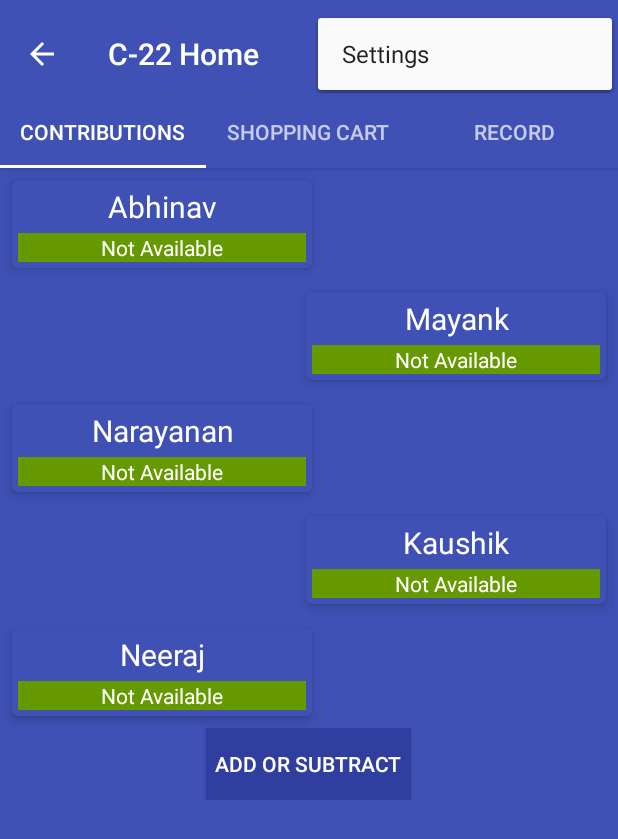
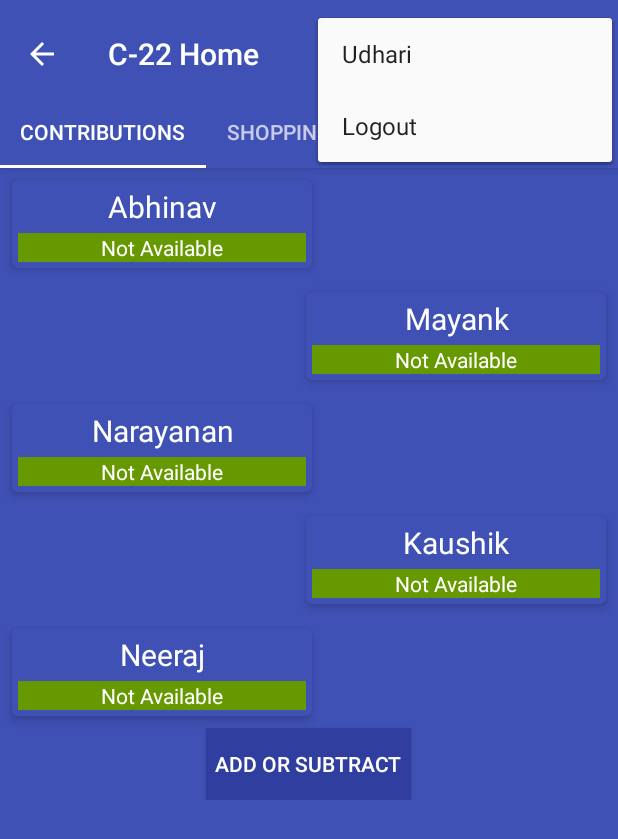
Before and after one commit to durzoflint/C-22, an Android app: the FragmentContributionsClass screen opened directly, with no data from a screen before it, with the options menu open, on a phone screen of 412 x 824 dp. Shown: the top 839 px of the screen. Run offline under Robolectric (Android 15) with nearby library versions, the phone set to English and light mode, and no system bars.

Commit message:
Cleaned Code

```diff
--- a/app/src/main/java/aaa/c_22/FragmentContributionsClass.java
+++ b/app/src/main/java/aaa/c_22/FragmentContributionsClass.java
@@ -70,7 +70,6 @@ public class FragmentContributionsClass extends Fragment implements View.OnClick
     }
     private class UpdateContributions extends AsyncTask<String,Void,Void> {
         String webPage="",baseUrl="http://srmvdpauditorium.in/aaa/c-22/",name=username;
-        int id=0;
         ProgressDialog progressDialog;
         @Override
         protected void onPreExecute(){
--- a/app/src/main/java/aaa/c_22/HomeActivity.java
+++ b/app/src/main/java/aaa/c_22/HomeActivity.java
@@ -1,28 +1,22 @@
 package aaa.c_22;
 
+import android.content.DialogInterface;
 import android.content.Intent;
 import android.support.design.widget.TabLayout;
-import android.support.design.widget.FloatingActionButton;
-import android.support.design.widget.Snackbar;
+import android.support.v7.app.AlertDialog;
 import android.support.v7.app.AppCompatActivity;
+import android.support.v7.view.ContextThemeWrapper;
 import android.support.v7.widget.Toolbar;
-
 import android.support.v4.app.Fragment;
 import android.support.v4.app.FragmentManager;
 import android.support.v4.app.FragmentPagerAdapter;
 import android.support.v4.view.ViewPager;
 import android.os.Bundle;
-import android.view.LayoutInflater;
 import android.view.Menu;
 import android.view.MenuItem;
-import android.view.View;
-import android.view.ViewGroup;
-
-import android.widget.TextView;
+import android.widget.Toast;
 
 public class HomeActivity extends AppCompatActivity {
-    private SectionsPagerAdapter mSectionsPagerAdapter;
-    private ViewPager mViewPager;
     static String username;
     @Override
     protected void onCreate(Bundle savedInstanceState) {
@@ -33,8 +27,8 @@ public class HomeActivity extends AppCompatActivity {
         Toolbar toolbar = (Toolbar) findViewById(R.id.toolbar);
         setSupportActionBar(toolbar);
         getSupportActionBar().setDisplayHomeAsUpEnabled(true);
-        mSectionsPagerAdapter = new SectionsPagerAdapter(getSupportFragmentManager());
-        mViewPager = (ViewPager) findViewById(R.id.container);
+        SectionsPagerAdapter mSectionsPagerAdapter = new SectionsPagerAdapter(getSupportFragmentManager());
+        ViewPager mViewPager = (ViewPager) findViewById(R.id.container);
         mViewPager.setAdapter(mSectionsPagerAdapter);
         TabLayout tabLayout = (TabLayout) findViewById(R.id.tabs);
         tabLayout.setupWithViewPager(mViewPager);
@@ -47,28 +41,31 @@ public class HomeActivity extends AppCompatActivity {
     @Override
     public boolean onOptionsItemSelected(MenuItem item) {
         int id = item.getItemId();
-        if (id == R.id.action_settings) {
-            return true;
+        switch (id)
+        {
+            case R.id.udhari:
+                Toast.makeText(this, "Abhi kaam chal raha hai", Toast.LENGTH_LONG).show();
+                return true;
+            case R.id.logout:
+                logout();
+                return true;
         }
 
         return super.onOptionsItemSelected(item);
     }
-    public class SectionsPagerAdapter extends FragmentPagerAdapter {
-        public SectionsPagerAdapter(FragmentManager fm) {
+    private class SectionsPagerAdapter extends FragmentPagerAdapter {
+        SectionsPagerAdapter(FragmentManager fm) {
             super(fm);
         }
         @Override
         public Fragment getItem(int position) {
             switch (position) {
                 case 0:
-                    FragmentContributionsClass fcc=new FragmentContributionsClass();
-                    return fcc;
+                    return new FragmentContributionsClass();
                 case 1:
-                    FragmentShoppingCartClass fscc=new FragmentShoppingCartClass();
-                    return fscc;
+                    return new FragmentShoppingCartClass();
                 case 2:
-                    FragmentRecordClass frc=new FragmentRecordClass();
-                    return frc;
+                    return new FragmentRecordClass();
             }
             return null;
         }
@@ -89,4 +86,23 @@ public class HomeActivity extends AppCompatActivity {
             return null;
         }
     }
+
+    @Override
+    public void onBackPressed() {
+        logout();
+    }
+    private void logout(){
+        new AlertDialog.Builder(new ContextThemeWrapper(this, R.style.MyDialogTheme2))
+                .setTitle("Really Logout?")
+                .setMessage("\nAre you sure you want to Logout?")
+                .setNegativeButton(android.R.string.no, null)
+                .setPositiveButton(android.R.string.yes, new DialogInterface.OnClickListener() {
+                    public void onClick(DialogInterface arg0, int arg1) {
+                        Intent i = getBaseContext().getPackageManager()
+                                .getLaunchIntentForPackage( getBaseContext().getPackageName() );
+                        i.addFlags(Intent.FLAG_ACTIVITY_CLEAR_TOP);
+                        startActivity(i);
+                    }
+                }).create().show();
+    }
 }
--- a/app/src/main/res/menu/menu_home.xml
+++ b/app/src/main/res/menu/menu_home.xml
@@ -2,9 +2,17 @@
     xmlns:app="http://schemas.android.com/apk/res-auto"
     xmlns:tools="http://schemas.android.com/tools"
     tools:context="aaa.c_22.HomeActivity">
+
     <item
-        android:id="@+id/action_settings"
+        android:id="@+id/udhari"
         android:orderInCategory="100"
-        android:title="@string/action_settings"
+        android:title="Udhari"
         app:showAsAction="never" />
+
+    <item
+        android:id="@+id/logout"
+        android:orderInCategory="100"
+        android:title="Logout"
+        app:showAsAction="never" />
+
 </menu>
--- a/app/src/main/res/values/strings.xml
+++ b/app/src/main/res/values/strings.xml
@@ -1,6 +1,4 @@
 <resources>
     <string name="app_name">C-22</string>
     <string name="title_activity_home">C-22 Home</string>
-    <string name="action_settings">Settings</string>
-    <string name="section_format">Hello World from section: %1$d</string>
 </resources>
```
